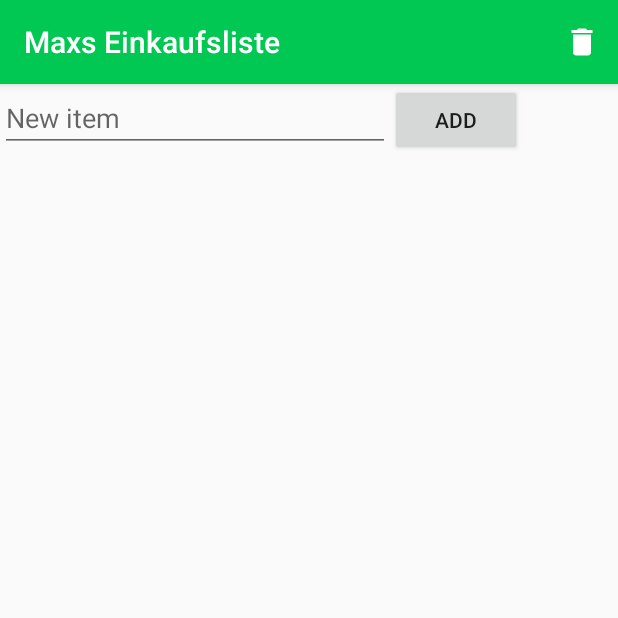
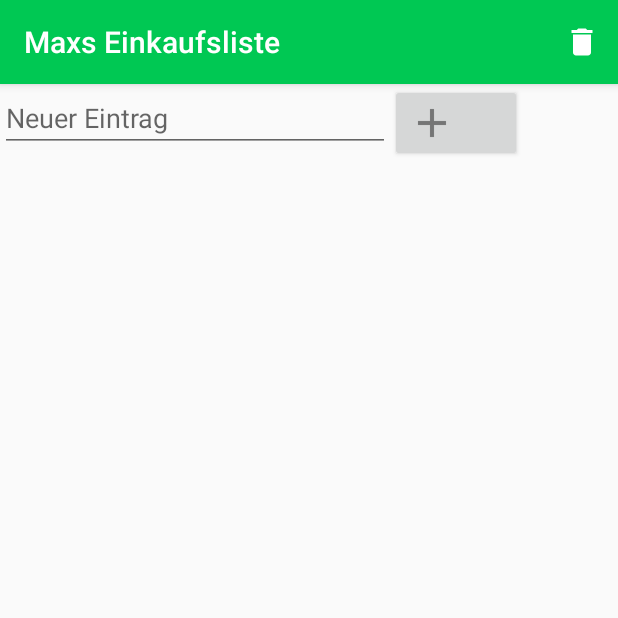
Before and after one commit to MaxCodeDE/maxs-einkaufsliste, an Android app: the screen it shows after launch (MainActivity), on a phone screen of 412 x 824 dp, the top half of it. Run offline under Robolectric (Android 15) with nearby library versions, the phone set to English and light mode, and no system bars.

Commit message:
Design fixes + error dialog

```diff
--- a/app/src/main/res/layout/activity_main.xml
+++ b/app/src/main/res/layout/activity_main.xml
@@ -29,7 +29,7 @@
             android:id="@+id/item_input"
             android:layout_width="260dp"
             android:layout_height="wrap_content"
-            android:hint="New item"
+            android:hint="Neuer Eintrag"
             android:layout_alignParentTop="true"
             android:layout_alignParentLeft="true"
             android:layout_alignParentStart="true" />
@@ -39,7 +39,7 @@
             android:layout_width="wrap_content"
             android:layout_height="wrap_content"
             android:layout_toRightOf="@+id/item_input"
-            android:text="Add" />
+            android:drawableLeft="@drawable/ic_add" />
 
     </RelativeLayout>
 
```
Also changed, not shown: app/src/main/java/maxcode/de/maxseinkaufsliste/MainActivity.java (+15 -0 lines), app/src/main/res/drawable-hdpi/ic_add.png (added), app/src/main/res/drawable-mdpi/ic_add.png (added), app/src/main/res/drawable-xhdpi/ic_add.png (added), app/src/main/res/drawable-xxhdpi/ic_add.png (added), 1 other file.
